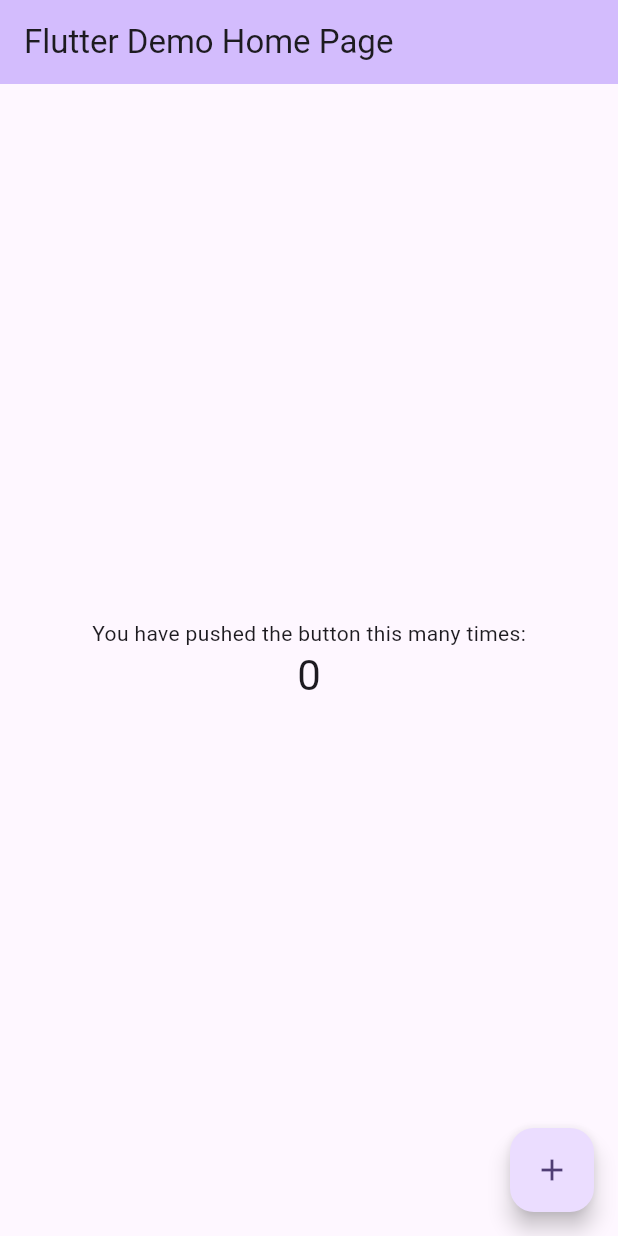
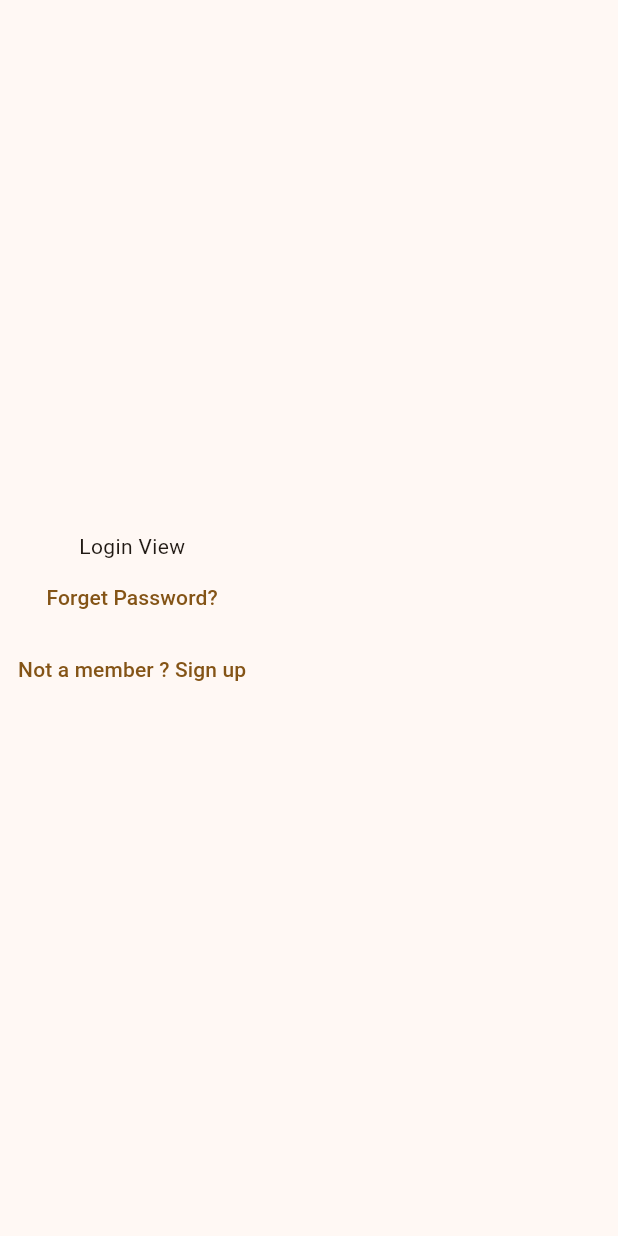
Before and after one commit to yunwe/MVMM-Auth-Demo, a Flutter app: the screen it shows after launch, on a phone screen of 412 x 824 dp. Run offline on Flutter 3.47's test engine with Material 3 defaults, Android fonts, the light colour scheme and no system bars; our stand-ins replace go_router.

Commit message:
added view files and route

```diff
--- /dev/null
+++ b/lib/app/app.dart
@@ -0,0 +1,24 @@
+import 'package:flutter/material.dart';
+import 'package:mvmm_auth_demo/presentation/_resources/theme.dart';
+import 'package:mvmm_auth_demo/presentation/routes.dart';
+
+class MyApp extends StatefulWidget {
+  MyApp._internal(); // private named constructor
+  int appState = 0;
+  static final MyApp instance = MyApp._internal(); // single instance -- singleton
+
+  factory MyApp() => instance; // factory for the class instance
+
+  @override
+  _MyAppState createState() => _MyAppState();
+}
+
+class _MyAppState extends State<MyApp> {
+  @override
+  Widget build(BuildContext context) {
+    return MaterialApp.router(
+      routerConfig: router,
+      theme: getApplicationTheme(),
+    );
+  }
+}
--- a/lib/main.dart
+++ b/lib/main.dart
@@ -1,125 +1,8 @@
 import 'package:flutter/material.dart';
 
-void main() {
-  runApp(const MyApp());
+import 'app/app.dart';
+
+void main() async {
+  WidgetsFlutterBinding.ensureInitialized();
+  runApp(MyApp());
 }
-
-class MyApp extends StatelessWidget {
-  const MyApp({super.key});
-
-  // This widget is the root of your application.
-  @override
-  Widget build(BuildContext context) {
-    return MaterialApp(
-      title: 'Flutter Demo',
-      theme: ThemeData(
-        // This is the theme of your application.
-        //
-        // TRY THIS: Try running your application with "flutter run". You'll see
-        // the application has a purple toolbar. Then, without quitting the app,
-        // try changing the seedColor in the colorScheme below to Colors.green
-        // and then invoke "hot reload" (save your changes or press the "hot
-        // reload" button in a Flutter-supported IDE, or press "r" if you used
-        // the command line to start the app).
-        //
-        // Notice that the counter didn't reset back to zero; the application
-        // state is not lost during the reload. To reset the state, use hot
-        // restart instead.
-        //
-        // This works for code too, not just values: Most code changes can be
-        // tested with just a hot reload.
-        colorScheme: ColorScheme.fromSeed(seedColor: Colors.deepPurple),
-        useMaterial3: true,
-      ),
-      home: const MyHomePage(title: 'Flutter Demo Home Page'),
-    );
-  }
-}
-
-class MyHomePage extends StatefulWidget {
-  const MyHomePage({super.key, required this.title});
-
-  // This widget is the home page of your application. It is stateful, meaning
-  // that it has a State object (defined below) that contains fields that affect
-  // how it looks.
-
-  // This class is the configuration for the state. It holds the values (in this
-  // case the title) provided by the parent (in this case the App widget) and
-  // used by the build method of the State. Fields in a Widget subclass are
-  // always marked "final".
-
-  final String title;
-
-  @override
-  State<MyHomePage> createState() => _MyHomePageState();
-}
-
-class _MyHomePageState extends State<MyHomePage> {
-  int _counter = 0;
-
-  void _incrementCounter() {
-    setState(() {
-      // This call to setState tells the Flutter framework that something has
-      // changed in this State, which causes it to rerun the build method below
-      // so that the display can reflect the updated values. If we changed
-      // _counter without calling setState(), then the build method would not be
-      // called again, and so nothing would appear to happen.
-      _counter++;
-    });
-  }
-
-  @override
-  Widget build(BuildContext context) {
-    // This method is rerun every time setState is called, for instance as done
-    // by the _incrementCounter method above.
-    //
-    // The Flutter framework has been optimized to make rerunning build methods
-    // fast, so that you can just rebuild anything that needs updating rather
-    // than having to individually change instances of widgets.
-    return Scaffold(
-      appBar: AppBar(
-        // TRY THIS: Try changing the color here to a specific color (to
-        // Colors.amber, perhaps?) and trigger a hot reload to see the AppBar
-        // change color while the other colors stay the same.
-        backgroundColor: Theme.of(context).colorScheme.inversePrimary,
-        // Here we take the value from the MyHomePage object that was created by
-        // the App.build method, and use it to set our appbar title.
-        title: Text(widget.title),
-      ),
-      body: Center(
-        // Center is a layout widget. It takes a single child and positions it
-        // in the middle of the parent.
-        child: Column(
-          // Column is also a layout widget. It takes a list of children and
-          // arranges them vertically. By default, it sizes itself to fit its
-          // children horizontally, and tries to be as tall as its parent.
-          //
-          // Column has various properties to control how it sizes itself and
-          // how it positions its children. Here we use mainAxisAlignment to
-          // center the children vertically; the main axis here is the vertical
-          // axis because Columns are vertical (the cross axis would be
-          // horizontal).
-          //
-          // TRY THIS: Invoke "debug painting" (choose the "Toggle Debug Paint"
-          // action in the IDE, or press "p" in the console), to see the
-          // wireframe for each widget.
-          mainAxisAlignment: MainAxisAlignment.center,
-          children: <Widget>[
-            const Text(
-              'You have pushed the button this many times:',
-            ),
-            Text(
-              '$_counter',
-              style: Theme.of(context).textTheme.headlineMedium,
-            ),
-          ],
-        ),
-      ),
-      floatingActionButton: FloatingActionButton(
-        onPressed: _incrementCounter,
-        tooltip: 'Increment',
-        child: const Icon(Icons.add),
-      ), // This trailing comma makes auto-formatting nicer for build methods.
-    );
-  }
-}
--- /dev/null
+++ b/lib/presentation/_resources/app_strings.dart
@@ -0,0 +1,5 @@
+class AppStrings {
+  static const String forgetPassword = 'Forget Password?';
+  static const String registerText = "Not a member ? Sign up";
+  static const String signinText = "Already have an account? Signin";
+}
--- /dev/null
+++ b/lib/presentation/_resources/theme.dart
@@ -0,0 +1,10 @@
+import 'package:flutter/material.dart';
+import 'package:mvmm_auth_demo/presentation/_resources/colors.dart';
+
+ThemeData getApplicationTheme() {
+  return ThemeData(
+    colorScheme: ColorScheme.fromSeed(
+      seedColor: MyColors.primary,
+    ),
+  );
+}
--- /dev/null
+++ b/lib/presentation/login/login.dart
@@ -0,0 +1,36 @@
+import 'package:flutter/material.dart';
+import 'package:go_router/go_router.dart';
+import 'package:mvmm_auth_demo/presentation/_resources/app_strings.dart';
+import 'package:mvmm_auth_demo/presentation/routes.dart';
+
+class LoginView extends StatelessWidget {
+  const LoginView({super.key});
+
+  @override
+  Widget build(BuildContext context) {
+    return Scaffold(
+      body: mainContent(context),
+    );
+  }
+
+  Widget mainContent(BuildContext context) {
+    return Column(
+      mainAxisAlignment: MainAxisAlignment.center,
+      children: [
+        Text('Login View'),
+        TextButton(
+          onPressed: () {
+            context.goNamed(Routes.recover);
+          },
+          child: const Text(AppStrings.forgetPassword),
+        ),
+        TextButton(
+          onPressed: () {
+            context.goNamed(Routes.register);
+          },
+          child: const Text(AppStrings.registerText),
+        )
+      ],
+    );
+  }
+}
--- /dev/null
+++ b/lib/presentation/routes.dart
@@ -0,0 +1,39 @@
+import 'package:go_router/go_router.dart';
+import 'package:flutter/material.dart';
+import 'package:mvmm_auth_demo/presentation/forget_password/forget_password.dart';
+import 'package:mvmm_auth_demo/presentation/login/login.dart';
+import 'package:mvmm_auth_demo/presentation/register/register.dart';
+
+class Routes {
+  static const String signin = 'signin';
+  static const String register = 'register';
+  static const String recover = 'forgetpassword';
+}
+
+class RouteParams {
+  static const String paramId = 'id';
+}
+
+/// The route configuration.
+final GoRouter router = GoRouter(
+  initialLocation: '/',
+  routes: <RouteBase>[
+    GoRoute(
+      path: '/',
+      name: Routes.signin,
+      builder: (BuildContext context, GoRouterState state) => const LoginView(),
+      routes: <RouteBase>[
+        GoRoute(
+          path: Routes.register,
+          name: Routes.register,
+          builder: (BuildContext context, GoRouterState state) => const RegisterView(),
+        ),
+        GoRoute(
+          path: Routes.recover,
+          name: Routes.recover,
+          builder: (BuildContext context, GoRouterState state) => const ForgetPasswordView(),
+        )
+      ],
+    ),
+  ],
+);
--- a/pubspec.yaml
+++ b/pubspec.yaml
@@ -35,6 +35,7 @@ dependencies:
   # The following adds the Cupertino Icons font to your application.
   # Use with the CupertinoIcons class for iOS style icons.
   cupertino_icons: ^1.0.6
+  go_router: ^14.0.1
 
 dev_dependencies:
   flutter_test:
```
Also changed, not shown: lib/presentation/_resources/colors.dart (added, +15 -0 lines), lib/presentation/forget_password/forget_password.dart (added, +22 -0 lines), lib/presentation/register/register.dart (added, +32 -0 lines), lib/presentation/_resources/fonts.dart (added), pubspec.lock.
